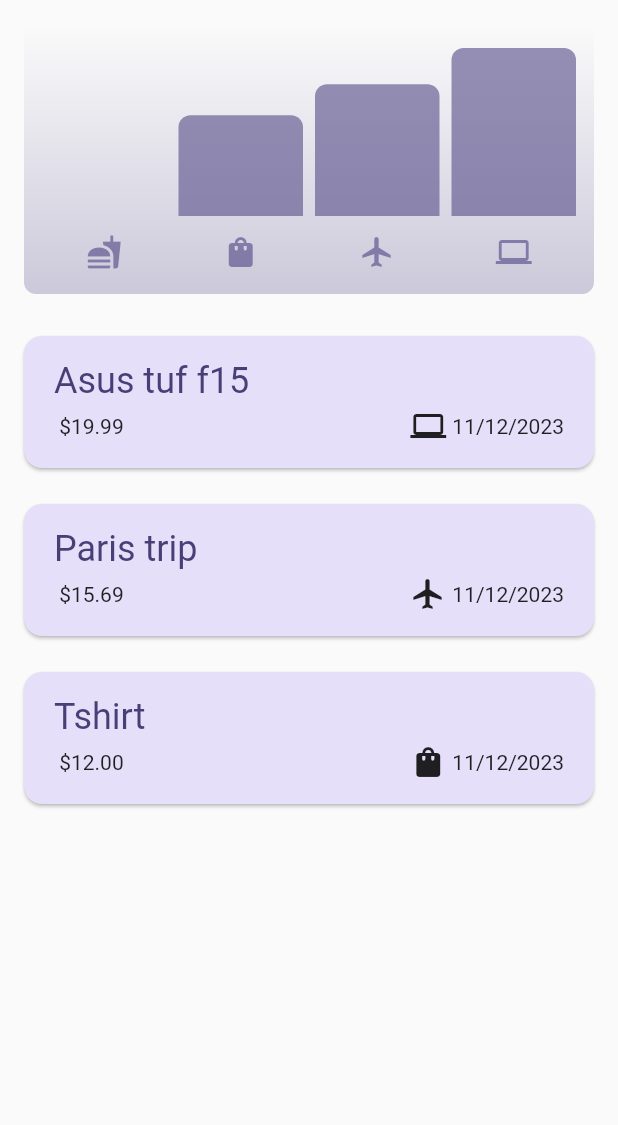
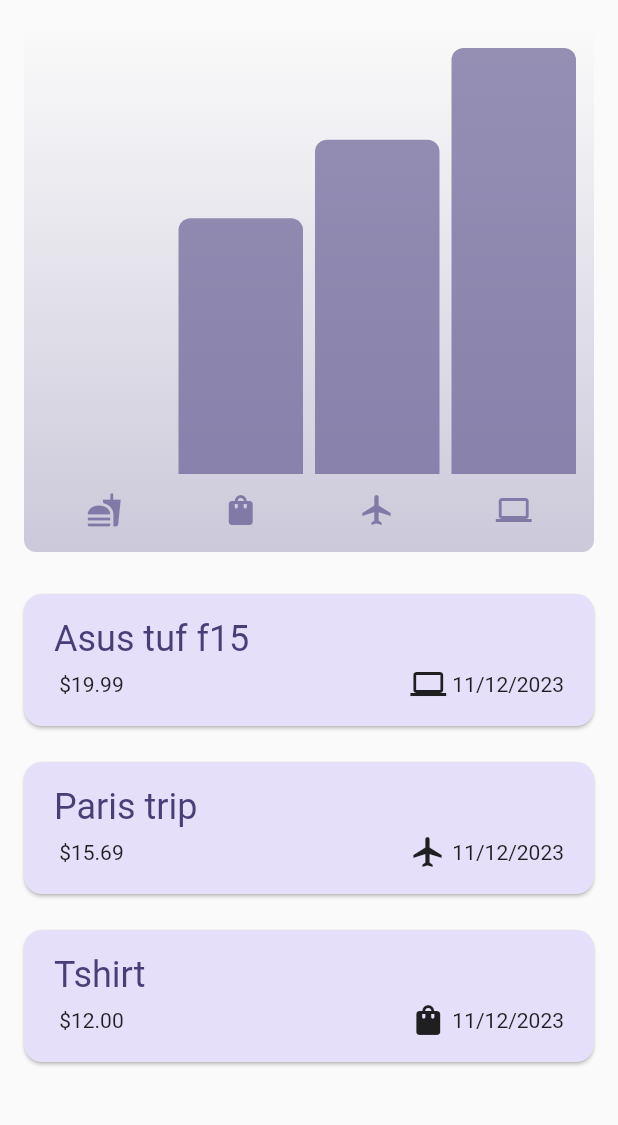
Before and after one commit to Rishi-Mishra0704/expense_app, a Flutter app: the screen it shows after launch, on a phone screen of 412 x 824 dp, the part 84-1209 px from its top. Run offline on Flutter 3.47's test engine with Material 2 defaults, Android fonts, the phone set to English and light mode, and no system bars.

Commit message:
add responsiveness

```diff
--- a/lib/widgets/expenses.dart
+++ b/lib/widgets/expenses.dart
@@ -74,6 +74,7 @@ class _ExpensesState extends State<Expenses> {
 
   @override
   Widget build(BuildContext context) {
+    final width = MediaQuery.of(context).size.width;
     Widget mainContent = const Center(
       child: Text('No expenses found. Start adding some!'),
     );
@@ -95,9 +96,22 @@ class _ExpensesState extends State<Expenses> {
           ),
         ],
       ),
-      body: Column(
+      body: width < 600
+          ? Column(
               children: [
-          Chart(expenses: _registeredExpenses),
+                Expanded(
+                  child: Chart(expenses: _registeredExpenses),
+                ),
+                Expanded(
+                  child: mainContent,
+                ),
+              ],
+            )
+          : Row(
+              children: [
+                Expanded(
+                  child: Chart(expenses: _registeredExpenses),
+                ),
                 Expanded(
                   child: mainContent,
                 ),
```
Lines whose indentation alone changed are shown as unchanged.
